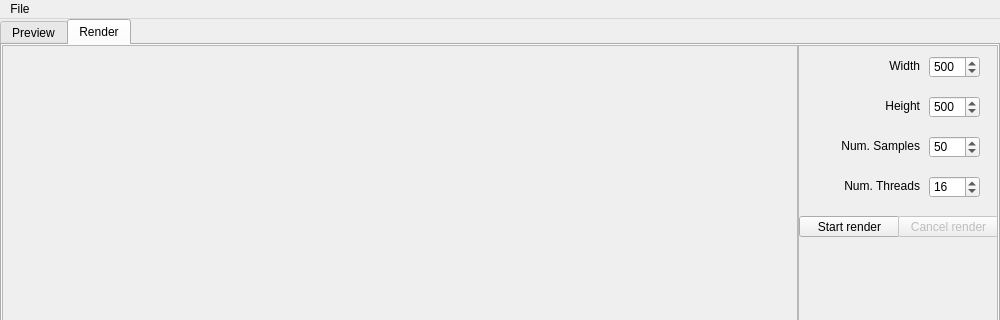
First picture: the form in src/view/MainWindow.ui, repository Yordrar/thesis-raytracer, before the edit; both pictures show x 0 to 1000 and y 0 to 320 of the 1000 by 600 pixel window.
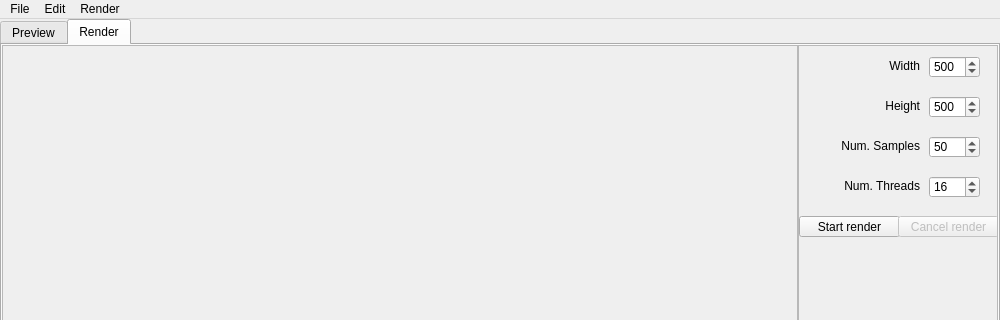
Second picture: the form after the edit.

Commit message: added scenemanager, implemented 'file' and 'render' options in menubar

What changed in the file:
```diff
--- a/src/view/MainWindow.ui
+++ b/src/view/MainWindow.ui
@@ -444,7 +444,23 @@
     <addaction name="separator"/>
     <addaction name="actionExit"/>
    </widget>
+   <widget class="QMenu" name="menuEdit">
+    <property name="title">
+     <string>Edit</string>
+    </property>
+   </widget>
+   <widget class="QMenu" name="menuRender">
+    <property name="title">
+     <string>Render</string>
+    </property>
+    <addaction name="actionRender_Image"/>
+    <addaction name="actionSave_Render"/>
+    <addaction name="separator"/>
+    <addaction name="actionRender_Options"/>
+   </widget>
    <addaction name="menuFile"/>
+   <addaction name="menuEdit"/>
+   <addaction name="menuRender"/>
   </widget>
   <action name="actionNew_Scene">
    <property name="text">
```
Left out of the diff: 21 changed lines with no effect on the pictures. The commit also changes 15 other files.
